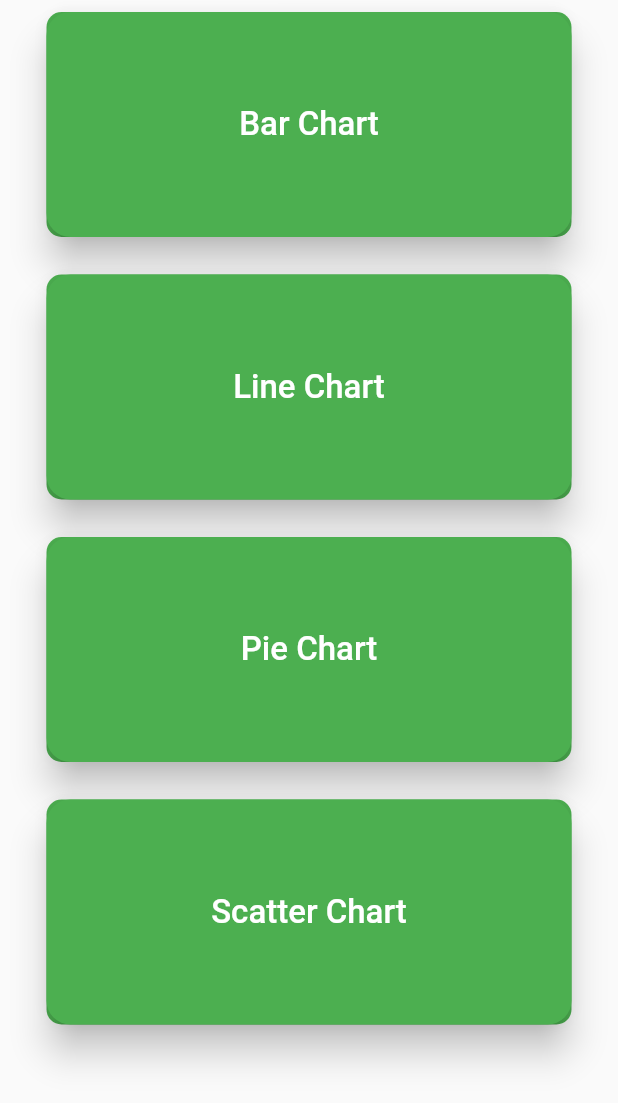
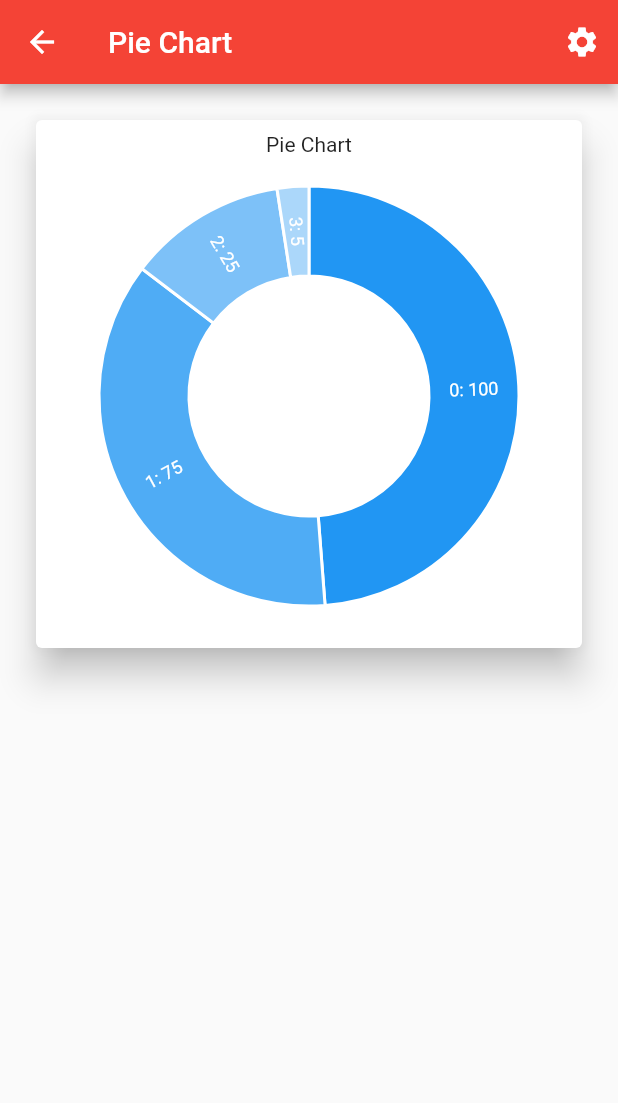
Before and after one commit to pandaandbun/Flutter-RedAlert, a Flutter app: the ChartSelector widget shown alone on an empty page, opened directly, after a tap on "Pie Chart", on a phone screen of 412 x 824 dp. Shown: the top 1103 px of the screen. Run offline on Flutter 3.47's test engine with Material 2 defaults, Android fonts, the phone set to English and light mode, and no system bars; our stand-ins replace charts_flutter, sqflite; accounts and stored records are empty; network calls fail.

Commit message:
Temporary charts update

```diff
--- a/lib/Charts/bar_chart.dart
+++ b/lib/Charts/bar_chart.dart
@@ -20,7 +20,7 @@ class GroupedBarChart extends StatelessWidget {
   Widget build(BuildContext context) {
     return Scaffold(
       appBar: AppBar(
-        title: Text('Missing Person'),
+        title: Text('Bar Chart'),
         actions: [
           SettingsBtn(),
         ],
@@ -30,6 +30,7 @@ class GroupedBarChart extends StatelessWidget {
         height: 400,
         padding: EdgeInsets.all(20.0),
         child: Card(
+          elevation: 10,
           child: Padding(
             padding: const EdgeInsets.all(8.0),
             child: Column(
--- a/lib/Charts/chart_selector.dart
+++ b/lib/Charts/chart_selector.dart
@@ -1,6 +1,8 @@
+import 'pie_chart.dart';
 import 'package:flutter/material.dart';
-import 'package:charts_flutter/flutter.dart' as charts;
 import 'bar_chart.dart';
+import 'line_chart.dart';
+import 'scatter_chart.dart';
 
 class ChartSelector extends StatefulWidget {
   @override
@@ -19,7 +21,7 @@ class _ChartSelectorState extends State<ChartSelector> {
               children: <Widget>[
                 Row(
                   mainAxisAlignment: MainAxisAlignment.center,
-                  children: [Container(child: _barChart())],
+                  children: [Container(child: _barChart1())],
                 ),
                 SizedBox(height: 25),
                 Row(
@@ -44,6 +46,27 @@ class _ChartSelectorState extends State<ChartSelector> {
     );
   }
 
+  Widget _barChart1() {
+    return GestureDetector(
+        child: Container(
+            width: 120,
+            height: 40,
+            decoration: BoxDecoration(
+              color: Colors.black,
+              image: DecorationImage(
+                  image: AssetImage("barChart.png"),
+                  fit: BoxFit.cover),
+              //child: Text("clickMe") // button text
+            )),
+        onTap: () {
+          Navigator.push(
+              context,
+              MaterialPageRoute(
+                  builder: (BuildContext context) =>
+                      GroupedBarChart.withSampleData()));
+        });
+  }
+
   Widget _barChart() {
     return Container(
       height: 150.0,
@@ -51,8 +74,13 @@ class _ChartSelectorState extends State<ChartSelector> {
       color: Colors.transparent,
       child: Container(
           decoration: BoxDecoration(
-              color: Colors.green,
-              borderRadius: BorderRadius.all(Radius.circular(10.0))),
+            image: DecorationImage(
+                image: NetworkImage(
+                    "https://www.mathworks.com/help/examples/graphics/win64/CompareTypesOfBarGraphsExample_01.png"),
+                fit: BoxFit.cover),
+            color: Colors.green,
+            borderRadius: BorderRadius.all(Radius.circular(10.0)),
+          ),
           child: new RaisedButton(
             child: new Text(
               "Bar Chart",
@@ -91,7 +119,13 @@ class _ChartSelectorState extends State<ChartSelector> {
             shape: RoundedRectangleBorder(
                 borderRadius: BorderRadius.all(Radius.circular(16.0))),
             elevation: 10,
-            onPressed: () {},
+            onPressed: () {
+              Navigator.push(
+                  context,
+                  MaterialPageRoute(
+                      builder: (BuildContext context) =>
+                          SimpleLineChart.withSampleData()));
+            },
           )),
     );
   }
@@ -114,7 +148,13 @@ class _ChartSelectorState extends State<ChartSelector> {
             shape: RoundedRectangleBorder(
                 borderRadius: BorderRadius.all(Radius.circular(16.0))),
             elevation: 10,
-            onPressed: () {},
+            onPressed: () {
+              Navigator.push(
+                  context,
+                  MaterialPageRoute(
+                      builder: (BuildContext context) =>
+                          DonutAutoLabelChart.withSampleData()));
+            },
           )),
     );
   }
@@ -137,7 +177,13 @@ class _ChartSelectorState extends State<ChartSelector> {
             shape: RoundedRectangleBorder(
                 borderRadius: BorderRadius.all(Radius.circular(16.0))),
             elevation: 10,
-            onPressed: () {},
+            onPressed: () {
+              Navigator.push(
+                  context,
+                  MaterialPageRoute(
+                      builder: (BuildContext context) =>
+                          SimpleScatterPlotChart.withSampleData()));
+            },
           )),
     );
   }
--- /dev/null
+++ b/lib/Charts/pie_chart.dart
@@ -0,0 +1,105 @@
+/// Donut chart with labels example. This is a simple pie chart with a hole in
+/// the middle.
+import 'package:charts_flutter/flutter.dart' as charts;
+import 'package:flutter/material.dart';
+
+import '../settings_btn.dart';
+
+class DonutAutoLabelChart extends StatelessWidget {
+  final List<charts.Series> seriesList;
+  final bool animate;
+
+  DonutAutoLabelChart(this.seriesList, {this.animate});
+
+  /// Creates a [PieChart] with sample data and no transition.
+  factory DonutAutoLabelChart.withSampleData() {
+    return new DonutAutoLabelChart(
+      _createSampleData(),
+      // Disable animations for image tests.
+      animate: false,
+    );
+  }
+
+  @override
+  Widget build(BuildContext context) {
+    return Scaffold(
+      appBar: AppBar(
+        title: Text('Pie Chart'),
+        actions: [
+          SettingsBtn(),
+        ],
+      ),
+      //drawer: DrawerMenu(),
+      body: Container(
+        height: 400,
+        padding: EdgeInsets.all(20.0),
+        child: Card(
+          elevation: 10,
+          child: Padding(
+            padding: const EdgeInsets.all(8.0),
+            child: Column(
+              children: <Widget>[
+                Text(
+                  'Pie Chart',
+                ),
+                Expanded(
+                  child: new charts.PieChart(seriesList,
+                      animate: animate,
+                      // Configure the width of the pie slices to 60px. The remaining space in
+                      // the chart will be left as a hole in the center.
+                      //
+                      // [ArcLabelDecorator] will automatically position the label inside the
+                      // arc if the label will fit. If the label will not fit, it will draw
+                      // outside of the arc with a leader line. Labels can always display
+                      // inside or outside using [LabelPosition].
+                      //
+                      // Text style for inside / outside can be controlled independently by
+                      // setting [insideLabelStyleSpec] and [outsideLabelStyleSpec].
+                      //
+                      // Example configuring different styles for inside/outside:
+                      //       new charts.ArcLabelDecorator(
+                      //          insideLabelStyleSpec: new charts.TextStyleSpec(...),
+                      //          outsideLabelStyleSpec: new charts.TextStyleSpec(...)),
+                      defaultRenderer: new charts.ArcRendererConfig(
+                          arcWidth: 60,
+                          arcRendererDecorators: [
+                            new charts.ArcLabelDecorator()
+                          ])),
+                ),
+              ],
+            ),
+          ),
+        ),
+      ),
+    );
+  }
+
+  /// Create one series with sample hard coded data.
+  static List<charts.Series<LinearSales, int>> _createSampleData() {
+    final data = [
+      new LinearSales(0, 100),
+      new LinearSales(1, 75),
+      new LinearSales(2, 25),
+      new LinearSales(3, 5),
+    ];
+
+    return [
+      new charts.Series<LinearSales, int>(
+        id: 'Sales',
+        domainFn: (LinearSales sales, _) => sales.year,
+        measureFn: (LinearSales sales, _) => sales.sales,
+        data: data,
+        // Set a label accessor to control the text of the arc label.
+        labelAccessorFn: (LinearSales row, _) => '${row.year}: ${row.sales}',
+      )
+    ];
+  }
+}
+
+/// Sample linear data type.
+class LinearSales {
+  final int year;
+  final int sales;
+
+  LinearSales(this.year, this.sales);
+}
--- a/pubspec.yaml
+++ b/pubspec.yaml
@@ -31,3 +31,5 @@ flutter_launcher_name:
 
 flutter:
   uses-material-design: true
+  assets:
+    - "images"
```
Also changed, not shown: lib/Charts/line_chart.dart (added, +82 -0 lines), lib/Charts/scatter_chart.dart (added, +108 -0 lines), images/barChart.png (added).
